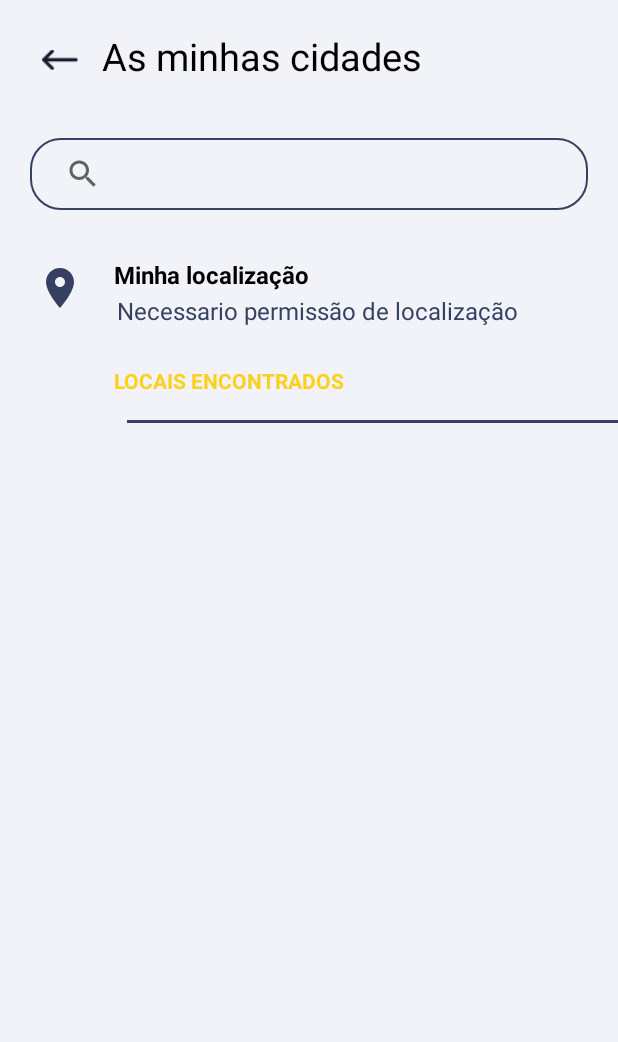
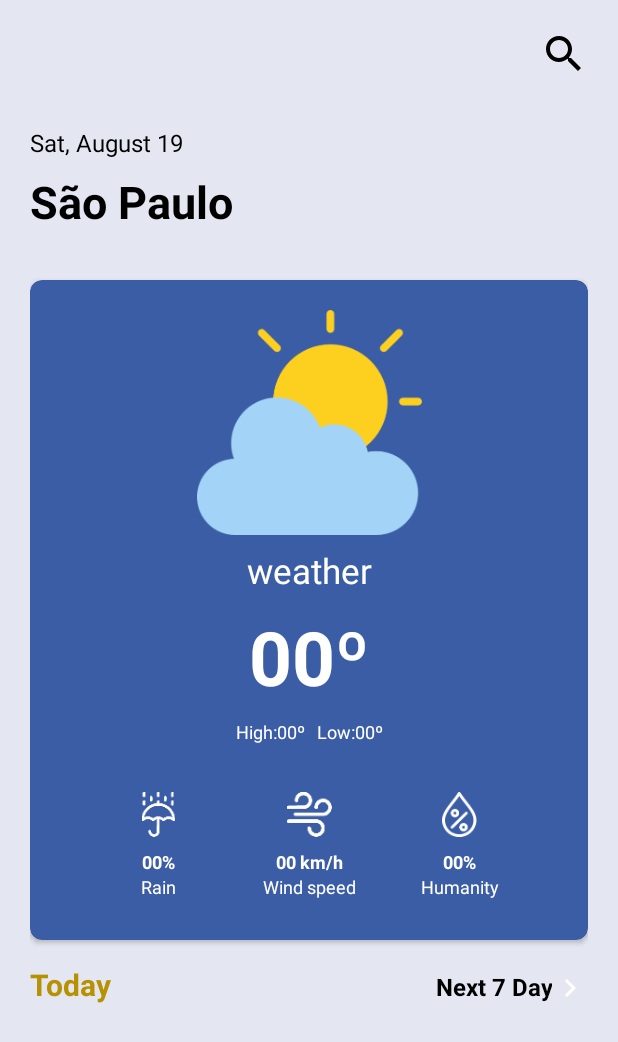
Before and after one commit to pablo-caue/weather-app, an Android app: the screen it shows after launch (SearchActivity before the commit, MainActivity after it), on a phone screen of 412 x 824 dp. Shown: the top 1042 px of the screen. Run offline under Robolectric (Android 15) with nearby library versions, the phone set to English and light mode, and no system bars; 1 statement that could not run was skipped.

Commit message:
feat(layout): add lightMode in MainActivity

```diff
--- a/app/src/main/java/com/example/weatherapp/service/constants/WeatherConstants.kt
+++ b/app/src/main/java/com/example/weatherapp/service/constants/WeatherConstants.kt
@@ -5,7 +5,7 @@ class WeatherConstants private constructor() {
     object APIWeather {
         const val KEY_1 = "lkDtouBQJJ6izHvSVDe2KaghS498vLs4"
         const val KEY_2 = "5icfUGAM6D6nLAi6D0duYOQAE4CYFpAW"
-        const val KEY_3 = "lkDtouBQJJ"
+        const val KEY_3 = "KlwBJA7mwIvgpIBqlXNdoSG3hf2wO5Ln"
         const val BASE_URL = "http://dataservice.accuweather.com/"
     }
 
--- a/app/src/main/java/com/example/weatherapp/view/MainActivity.kt
+++ b/app/src/main/java/com/example/weatherapp/view/MainActivity.kt
@@ -3,6 +3,7 @@ package com.example.weatherapp.view
 import android.content.Intent
 import android.os.Bundle
 import android.view.View
+import android.widget.Toast
 import androidx.appcompat.app.AppCompatActivity
 import androidx.lifecycle.ViewModelProvider
 import androidx.recyclerview.widget.LinearLayoutManager
@@ -25,6 +26,7 @@ class MainActivity : AppCompatActivity(), View.OnClickListener {
     private lateinit var currentLocale: Locale
     private lateinit var listOfDays: String
     private lateinit var intentSearchActivity: Intent
+    val calendar = Calendar.getInstance()
 
 
 
@@ -87,10 +89,8 @@ class MainActivity : AppCompatActivity(), View.OnClickListener {
     // Listar dados API
     private fun listWeather() {
 
-        val keyCity = viewModel.geyKeyCity()
+        val keyCity = "45881"
         val keyApi = viewModel.getKeyAPI()
-
-        if (keyCity == "") startActivity(intentSearchActivity)
 
         val language = currentLocale.language
         val country = currentLocale.country
@@ -116,7 +116,8 @@ class MainActivity : AppCompatActivity(), View.OnClickListener {
                 WeatherConstants.HTTP.ERROR_EXCEEDED -> chanceKeyAPI(code as String)
 
                 // Erro chave desconhecida
-                WeatherConstants.HTTP.ERROR_KEY -> alertDialogError(code as String)
+                WeatherConstants.HTTP.ERROR_KEY -> Toast.makeText(this, code, Toast.LENGTH_SHORT)
+                    .show()
             }
         }
 
@@ -142,9 +143,27 @@ class MainActivity : AppCompatActivity(), View.OnClickListener {
 
         viewModel.isDarkModeEnabled.observe(this){
             if (it){
-                binding.cardview.setCardBackgroundColor(getColor(R.color.teal_200))
+                binding.constraintLayout.setBackgroundColor(getColor(R.color.black_background))
+                binding.cardview.setCardBackgroundColor(getColor(R.color.background_card_dark))
+                binding.imageChanceRain.setColorFilter(getColor(R.color.white))
+                binding.imageWindSpeed.setColorFilter(getColor(R.color.white))
+                binding.imageHumidity.setColorFilter(getColor(R.color.white))
             }else{
-                binding.cardview.setCardBackgroundColor(getColor(R.color.yellow))
+                binding.constraintLayout.setBackgroundColor(getColor(R.color.white_background))
+                binding.imageSearch.setColorFilter(getColor(R.color.black))
+
+                val hourOfDay = calendar.get(Calendar.HOUR_OF_DAY)
+
+                if(hourOfDay < 18){
+                    binding.cardview.setCardBackgroundColor(getColor(R.color.background_card_white_night))
+                }else{
+                    binding.cardview.setCardBackgroundColor(getColor(R.color.background_card_white_night))
+                }
+
+                binding.textDate.setTextColor(getColor(R.color.black))
+                binding.textCity.setTextColor(getColor(R.color.black))
+                binding.textToday.setTextColor(getColor(R.color.yellow_light))
+                binding.textNextDays.setTextColor(getColor(R.color.black))
             }
         }
 
@@ -248,7 +267,7 @@ class MainActivity : AppCompatActivity(), View.OnClickListener {
 
 
         // chance de chuva
-        val hour = Calendar.getInstance().get(Calendar.HOUR_OF_DAY)
+        val hour = calendar.get(Calendar.HOUR_OF_DAY)
         val chanceDay = data.day.rainProbability
         val chanceNight = data.night.rainProbability
 
--- a/app/src/main/java/com/example/weatherapp/viewmodel/MainViewModel.kt
+++ b/app/src/main/java/com/example/weatherapp/viewmodel/MainViewModel.kt
@@ -61,7 +61,7 @@ class MainViewModel(application: Application) : AndroidViewModel(application) {
           }
 
           override fun onFailure(message: String) {
-              val s = ""
+              _error.value = message
           }
 
       })
@@ -75,7 +75,7 @@ class MainViewModel(application: Application) : AndroidViewModel(application) {
             }
 
             override fun onFailure(message: String) {
-                val s = ""
+                _error.value = message
             }
 
         })
@@ -89,7 +89,8 @@ class MainViewModel(application: Application) : AndroidViewModel(application) {
 
     // Pega nome cidade
     fun getCity(): String {
-        return sharedPreferences.get(WeatherConstants.SHARED.CITY)
+        return "São Paulo"
+    // return sharedPreferences.get(WeatherConstants.SHARED.CITY)
     }
 
     // Pega chave cidade
--- a/app/src/main/res/drawable/background_back.xml
+++ b/app/src/main/res/drawable/background_back.xml
@@ -2,7 +2,7 @@
 <selector xmlns:android="http://schemas.android.com/apk/res/android">
     <item>
         <shape android:shape="oval">
-            <solid android:color="@color/black_2"/>
+            <solid android:color="@color/background_card_dark"/>
         </shape>
     </item>
 </selector>
--- a/app/src/main/res/layout/activity_main.xml
+++ b/app/src/main/res/layout/activity_main.xml
@@ -2,6 +2,7 @@
 <androidx.constraintlayout.widget.ConstraintLayout xmlns:android="http://schemas.android.com/apk/res/android"
     xmlns:app="http://schemas.android.com/apk/res-auto"
     xmlns:tools="http://schemas.android.com/tools"
+    android:id="@+id/constraintLayout"
     android:layout_width="match_parent"
     android:layout_height="match_parent"
     android:background="@color/black_background"
@@ -14,18 +15,17 @@
         android:layout_height="32dp"
         android:src="@drawable/baseline_search_24"
         app:layout_constraintEnd_toEndOf="parent"
-        app:layout_constraintTop_toTopOf="parent"/>
+        app:layout_constraintTop_toTopOf="parent" />
 
     <TextView
         android:id="@+id/text_date"
         android:layout_width="wrap_content"
         android:layout_height="wrap_content"
+        android:layout_marginTop="64dp"
         android:text="@string/date"
-        android:textColor="@color/white"
         android:textSize="16sp"
         app:layout_constraintStart_toStartOf="parent"
-        app:layout_constraintTop_toTopOf="parent"
-        android:layout_marginTop="64dp"/>
+        app:layout_constraintTop_toTopOf="parent" />
 
     <TextView
         android:id="@+id/text_city"
@@ -33,12 +33,10 @@
         android:layout_height="wrap_content"
         android:layout_marginTop="8dp"
         android:text="@string/city"
-        android:textColor="@color/white"
         android:textSize="30sp"
         android:textStyle="bold"
         app:layout_constraintStart_toStartOf="parent"
-
-        app:layout_constraintTop_toBottomOf="@id/text_date"/>
+        app:layout_constraintTop_toBottomOf="@id/text_date" />
 
 
     <androidx.cardview.widget.CardView
@@ -46,7 +44,7 @@
         android:layout_width="match_parent"
         android:layout_height="440dp"
         android:layout_marginTop="32dp"
-        app:cardBackgroundColor="@color/black_2"
+        app:cardBackgroundColor="@color/background_card_dark"
         app:cardCornerRadius="8dp"
         app:layout_constraintEnd_toEndOf="parent"
         app:layout_constraintStart_toStartOf="parent"
@@ -74,7 +72,6 @@
                 android:layout_height="wrap_content"
                 android:layout_marginTop="8dp"
                 android:text="@string/weather"
-                android:textColor="@color/white"
                 android:textSize="23sp"
                 app:layout_constraintEnd_toEndOf="parent"
                 app:layout_constraintStart_toStartOf="parent"
@@ -86,7 +83,6 @@
                 android:layout_height="wrap_content"
                 android:layout_marginTop="8dp"
                 android:text="@string/temp"
-                android:textColor="@color/white"
                 android:textSize="50sp"
                 android:textStyle="bold"
                 app:layout_constraintEnd_toEndOf="parent"
@@ -99,25 +95,22 @@
                 android:layout_height="wrap_content"
                 android:layout_marginTop="8dp"
                 android:text="@string/temp_high"
-                android:textColor="@color/white"
                 android:textSize="12sp"
                 app:layout_constraintEnd_toStartOf="@id/text_temp_low"
+                app:layout_constraintHorizontal_chainStyle="packed"
                 app:layout_constraintStart_toStartOf="parent"
-                app:layout_constraintTop_toBottomOf="@id/text_temp"
-                app:layout_constraintHorizontal_chainStyle="packed"/>
+                app:layout_constraintTop_toBottomOf="@id/text_temp" />
 
             <TextView
-                android:layout_marginStart="8dp"
-                android:textColor="@color/white"
-                android:textSize="12sp"
                 android:id="@+id/text_temp_low"
                 android:layout_width="wrap_content"
                 android:layout_height="wrap_content"
+                android:layout_marginStart="8dp"
                 android:text="@string/temp_low"
-                app:layout_constraintTop_toTopOf="@id/text_temp_high"
+                android:textSize="12sp"
+                app:layout_constraintEnd_toEndOf="parent"
                 app:layout_constraintStart_toEndOf="@id/text_temp_high"
-                app:layout_constraintEnd_toEndOf="parent"
-                />
+                app:layout_constraintTop_toTopOf="@id/text_temp_high" />
 
             <ImageView
                 android:id="@+id/image_chance_rain"
@@ -153,7 +146,6 @@
                 android:layout_height="wrap_content"
                 android:layout_marginTop="8dp"
                 android:text="@string/data_chance_rain"
-                android:textColor="@color/white"
                 android:textSize="12sp"
                 android:textStyle="bold"
                 app:layout_constraintEnd_toEndOf="@id/image_chance_rain"
@@ -166,7 +158,6 @@
                 android:layout_height="wrap_content"
                 android:layout_marginTop="8dp"
                 android:text="@string/data_wind_speed"
-                android:textColor="@color/white"
                 android:textSize="12sp"
                 android:textStyle="bold"
                 app:layout_constraintEnd_toStartOf="@id/text_data_humidity"
@@ -179,7 +170,6 @@
                 android:layout_height="wrap_content"
                 android:layout_marginTop="8dp"
                 android:text="@string/data_humidity"
-                android:textColor="@color/white"
                 android:textSize="12sp"
                 android:textStyle="bold"
                 app:layout_constraintEnd_toEndOf="@id/image_humidity"
@@ -191,7 +181,6 @@
                 android:layout_width="wrap_content"
                 android:layout_height="wrap_content"
                 android:text="@string/rain"
-                android:textColor="@color/white"
                 android:textSize="12sp"
                 app:layout_constraintEnd_toEndOf="@id/text_data_chance_rain"
                 app:layout_constraintStart_toStartOf="@id/text_data_chance_rain"
@@ -202,7 +191,6 @@
                 android:layout_width="wrap_content"
                 android:layout_height="wrap_content"
                 android:text="@string/wind_speed"
-                android:textColor="@color/white"
                 android:textSize="12sp"
                 app:layout_constraintEnd_toEndOf="@id/text_data_wind_speed"
                 app:layout_constraintStart_toStartOf="@id/text_data_wind_speed"
@@ -213,7 +201,6 @@
                 android:layout_width="wrap_content"
                 android:layout_height="wrap_content"
                 android:text="@string/humanity"
-                android:textColor="@color/white"
                 android:textSize="12sp"
                 app:layout_constraintEnd_toEndOf="@id/text_data_humidity"
                 app:layout_constraintStart_toStartOf="@id/text_data_humidity"
@@ -231,12 +218,13 @@
         app:layout_constraintTop_toBottomOf="@id/cardview">
 
         <TextView
+            android:id="@+id/text_today"
             android:layout_width="wrap_content"
             android:layout_height="wrap_content"
             android:layout_marginTop="16dp"
             android:layout_weight="1"
             android:text="@string/today"
-            android:textColor="@color/yellow"
+            android:textColor="@color/yellow_dark"
             android:textSize="20sp"
             android:textStyle="bold" />
 
@@ -249,7 +237,6 @@
             android:drawableEnd="@drawable/next"
             android:gravity="end"
             android:text="@string/next_7_day"
-            android:textColor="@color/white"
             android:textSize="16sp"
             android:textStyle="bold" />
     </LinearLayout>
--- a/app/src/main/res/layout/activity_next_days.xml
+++ b/app/src/main/res/layout/activity_next_days.xml
@@ -23,7 +23,7 @@
         android:layout_width="0dp"
         android:layout_height="340dp"
         android:layout_marginTop="64dp"
-        app:cardBackgroundColor="@color/black_2"
+        app:cardBackgroundColor="@color/background_card_dark"
         app:cardCornerRadius="16dp"
         app:layout_constraintEnd_toEndOf="parent"
         app:layout_constraintStart_toStartOf="parent"
--- a/app/src/main/res/layout/activity_search.xml
+++ b/app/src/main/res/layout/activity_search.xml
@@ -92,7 +92,7 @@
             android:layout_width="wrap_content"
             android:layout_height="wrap_content"
             android:text="Locais encontrados"
-            android:textColor="@color/yellow"
+            android:textColor="@color/yellow_dark"
             android:textStyle="bold"
             app:layout_constraintTop_toBottomOf="@id/image_locale"/>
     </androidx.constraintlayout.widget.ConstraintLayout>
--- a/app/src/main/res/layout/viewholder_hourly.xml
+++ b/app/src/main/res/layout/viewholder_hourly.xml
@@ -9,10 +9,11 @@
     app:cardCornerRadius="16dp">
 
     <LinearLayout
+        android:id="@+id/linearlayout"
         android:layout_width="match_parent"
         android:layout_height="match_parent"
         android:orientation="vertical"
-        android:background="@color/black_2">
+        android:background="@color/background_card_dark">
 
         <TextView
             android:id="@+id/text_time"
--- a/app/src/main/res/values/colors.xml
+++ b/app/src/main/res/values/colors.xml
@@ -5,12 +5,15 @@
     <color name="colorPrimaryTextLight">#000000</color>
     <color name="colorPrimaryTextDark">#FFFFFF</color>
     <color name="black_background">#161c2e</color>
-    <color name="white_background">#f1f3f8</color>
+    <color name="white_background">#E4E7F1</color>
     <color name="transparent">#00FFFFFF</color>
-    <color name="black_2">#1a2332</color>
+    <color name="background_card_dark">#1a2332</color>
+    <color name="background_card_white_light">#ffc72a</color>
+    <color name="background_card_white_night">#3b5da5</color>
     <color name="colorSecondaryDark">#364161</color>
     <color name="colorSecondaryWhite">#7C89B6</color>
-    <color name="yellow">#fdd020</color>
+    <color name="yellow_dark">#fdd020</color>
+    <color name="yellow_light">#B69202</color>
     <color name="teal_200">#FF03DAC5</color>
     <color name="teal_700">#FF018786</color>
 
--- a/app/src/main/res/values/themes.xml
+++ b/app/src/main/res/values/themes.xml
@@ -1,6 +1,6 @@
 <resources xmlns:tools="http://schemas.android.com/tools">
     <!-- Base application theme. -->
-    <style name="Theme.WeatherApp" parent="Theme.MaterialComponents.DayNight.DarkActionBar">
+    <style name="Theme.WeatherApp" parent="Theme.MaterialComponents.Light">
         <!-- Primary brand color. -->
         <item name="colorPrimary">@color/white_background</item>
         <item name="colorPrimaryVariant">@color/white_background</item>
@@ -12,7 +12,8 @@
         <!-- Status bar color. -->
         <item name="android:statusBarColor">?attr/colorPrimaryVariant</item>
         <!-- Customize your theme here. -->
-        <item name="android:textColor">@color/black</item>
+        <item name="android:textColor">@color/white</item>
+        <item name="android:windowLightStatusBar">true</item>
     </style>
 
 </resources>
```
Also changed, not shown: app/src/main/java/com/example/weatherapp/view/viewholder/HourlyViewHolder.kt (+13 -0 lines).
